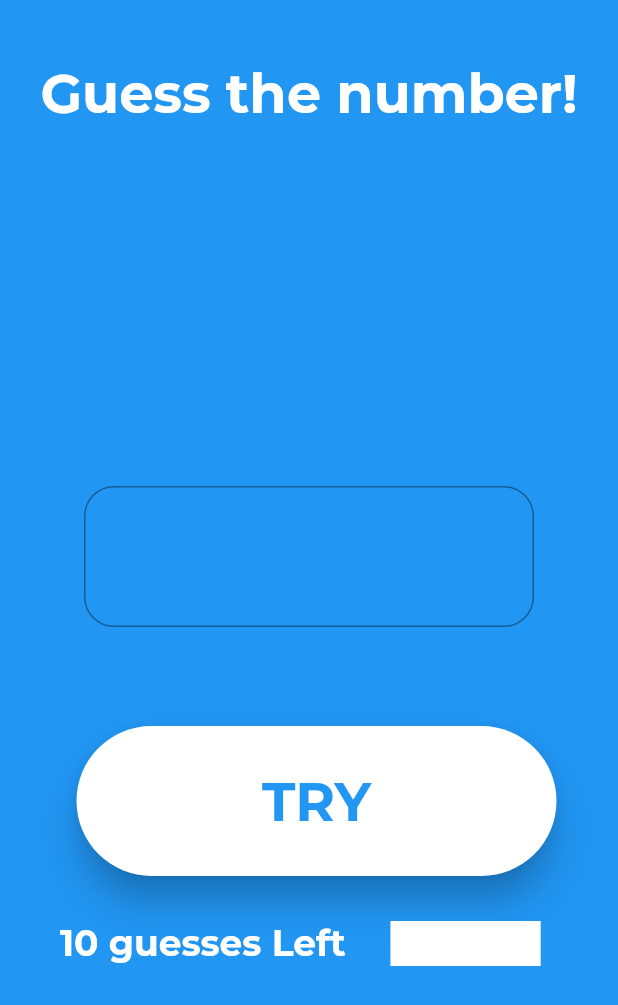
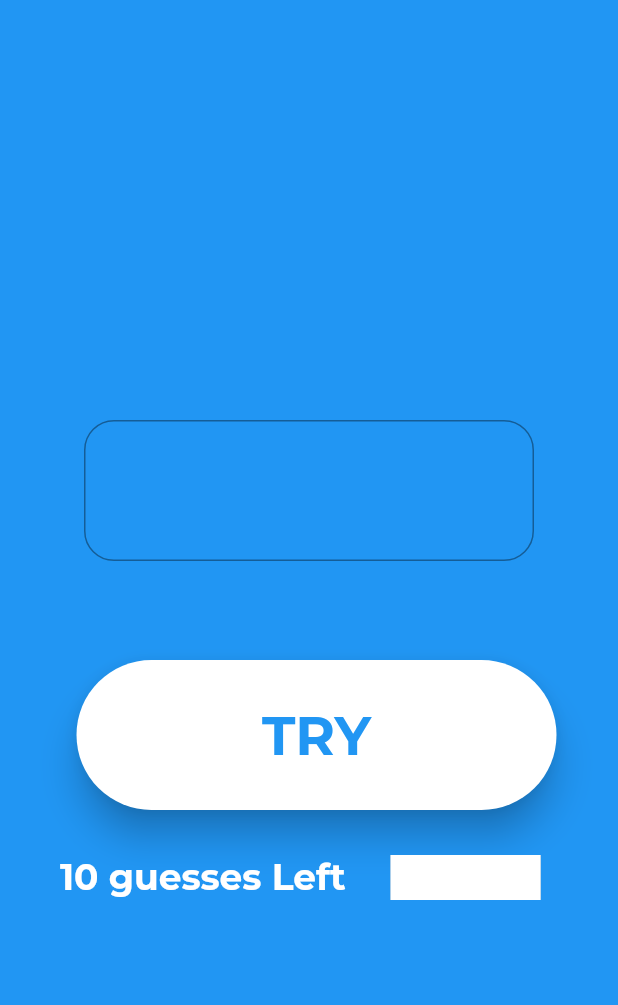
Before and after one commit to sivaram16/GuessIT, a Flutter app: the screen it shows after launch, on a phone screen of 412 x 824 dp. Shown: the top 1005 px of the screen. Run offline on Flutter 3.47's test engine with Material 2 defaults, Android fonts, the phone set to English and light mode, and no system bars; drawn by our look-alikes of percent_indicator.

Commit message:
code reduced

```diff
--- a/lib/welcome.dart
+++ b/lib/welcome.dart
@@ -24,15 +24,7 @@ class welcomestate extends State<welcome> {
           child: Column(
             children: <Widget>[
               Padding(
-                padding: EdgeInsets.fromLTRB(0, 40, 0, 0),
-                child: Text("Guess the number!",
-                    style: TextStyle(
-                        fontFamily: 'Montserrat',
-                        color: Colors.white,
-                        fontSize: 36)),
-              ),
-              Padding(
-                padding: EdgeInsets.fromLTRB(50, 30, 50, 0),
+                padding: EdgeInsets.fromLTRB(50, 70, 50, 0),
                 child: operation(),
               ),
               Padding(
```
